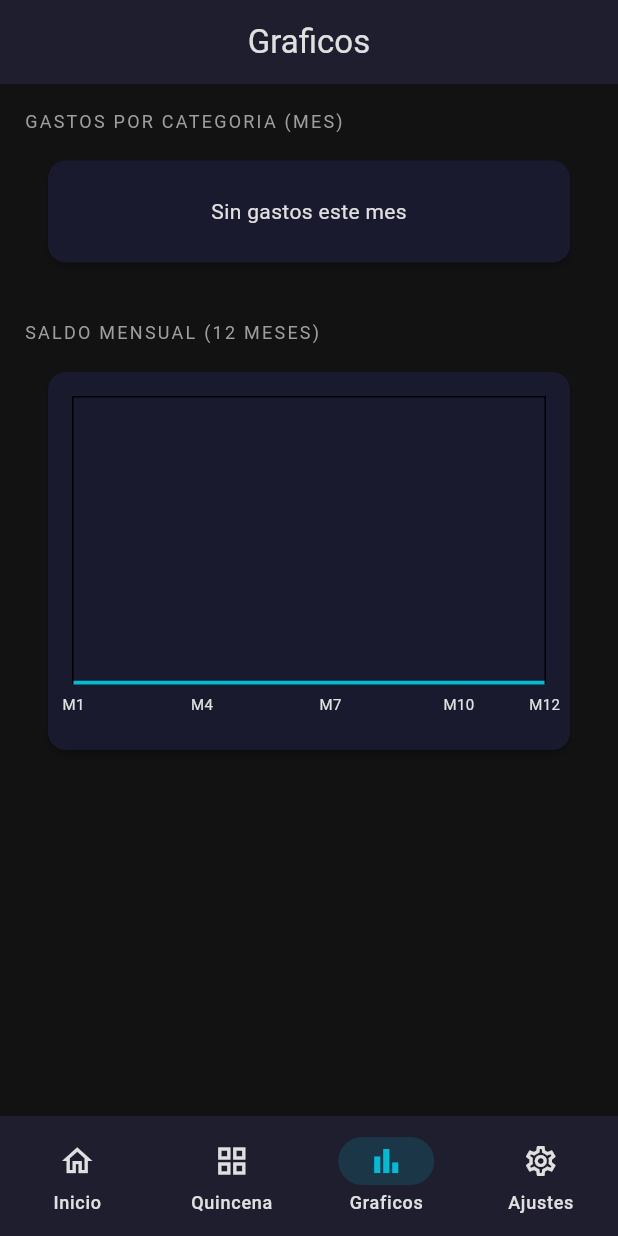
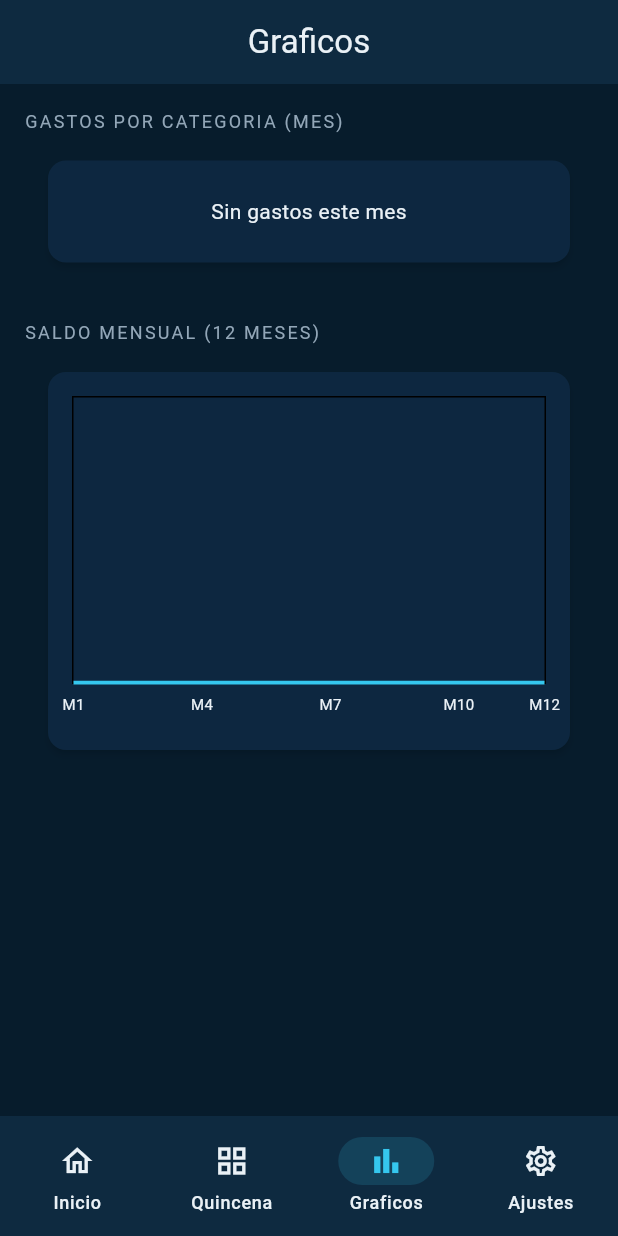
Before and after one commit to emilio2883/Noova-Finance, a Flutter app: the screen it shows after launch, item 3 of the bottom bar chosen, on a phone screen of 412 x 824 dp. Run offline on Flutter 3.47's test engine with Material 3 defaults, Android fonts, the phone set to English and light mode, and no system bars; drawn by our look-alikes of fl_chart; our stand-ins replace decimal, file_picker, flutter_local_notifications, flutter_riverpod, go_router, isar and 3 more; missing offline and left inert: syncfusion_flutter_xlsio; accounts and stored records are empty; generated files the repository leaves out were written again.

Commit message:
feat(theme): design-token foundation (Phase 1)
- lib/theme/: app_colors (Noova navy + reference palette, hero/onHero),
  app_spacing (4pt), app_radii, app_typography (tabular figures for money),
  app_motion (M3 curves/durations), app_shadows (soft navy + coral CTA glow)
- AppTheme ThemeExtension bundling tokens + context.app accessor (copyWith/lerp)
- Registered extension in ThemeData (dark+light); no screens migrated yet
- tool/check_raw_values.dart gate: fails on Color(0x/Duration/BorderRadius.circular
  outside lib/theme/ (baseline RED: 39 violations + 27 padding warnings, per plan)
Aligned palette to the user's 'Look and Feel Noova' reference image.

```diff
--- a/lib/core/theme.dart
+++ b/lib/core/theme.dart
@@ -1,40 +1,45 @@
 import 'package:flutter/material.dart';
 
-/// Noova Finance themes: dark (default) + light.
-/// Semantic accent colors (income green, expense coral, teal accent) work on
-/// both. Surface/background colors come from ThemeData so widgets adapt.
+import '../theme/app_theme.dart';
+
+/// Noova themes — brand "navy" identity (deep navy field + white mark look).
+/// Dark is the default; a light variant is also provided. The palette mirrors
+/// the Noova logo: deep navy background, soft navy surfaces, white text,
+/// a cyan accent, and functional income/expense colors.
 class NoovaTheme {
   // Semantic colors (theme-independent)
-  static const Color income = Color(0xFF00C853); // green
-  static const Color expense = Color(0xFFFF5252); // coral red
-  static const Color accent = Color(0xFF00BCD4); // teal
-  static const Color warning = Color(0xFFFFB74D);
+  static const Color income = Color(0xFF3DDC97); // mint green
+  static const Color expense = Color(0xFFFF6B6B); // coral
+  static const Color accent = Color(0xFF35C7EE); // brand cyan
+  static const Color warning = Color(0xFFF6C453); // amber
 
-  // Dark palette
-  static const Color background = Color(0xFF121212);
-  static const Color surface = Color(0xFF1E1E2E);
-  static const Color surfaceVariant = Color(0xFF16213E);
-  static const Color card = Color(0xFF1A1A2E);
-  static const Color textPrimary = Color(0xFFE0E0E0);
-  static const Color textSecondary = Color(0xFF9E9E9E);
+  // Dark palette (Noova navy)
+  static const Color background = Color(0xFF071C2C);
+  static const Color surface = Color(0xFF0E2A40);
+  static const Color surfaceVariant = Color(0xFF123A57);
+  static const Color card = Color(0xFF0D2740);
+  static const Color textPrimary = Color(0xFFEAF1F6);
+  static const Color textSecondary = Color(0xFF93A7B8);
 
-  // Light palette
+  // Light palette (navy-on-light)
   static const Color _lightBg = Color(0xFFF4F5F7);
   static const Color _lightSurface = Color(0xFFFFFFFF);
-  static const Color _lightText = Color(0xFF1A1A1A);
-  static const Color _lightTextSecondary = Color(0xFF6B6B76);
+  static const Color _lightText = Color(0xFF0B2135);
+  static const Color _lightTextSecondary = Color(0xFF5C6B7A);
+  static const Color _brandNavy = Color(0xFF0B2F49);
 
   static ThemeData get darkTheme {
     final base = ThemeData.dark(useMaterial3: true);
     return base.copyWith(
+      extensions: [AppTheme.dark],
       scaffoldBackgroundColor: background,
       colorScheme: const ColorScheme.dark(
         primary: accent,
         secondary: income,
         error: expense,
         surface: surface,
-        onPrimary: Colors.black,
-        onSecondary: Colors.black,
+        onPrimary: Color(0xFF04121D),
+        onSecondary: Color(0xFF04121D),
         onSurface: textPrimary,
       ),
       appBarTheme: const AppBarTheme(
@@ -46,13 +51,14 @@ class NoovaTheme {
       cardTheme: const CardThemeData(
         color: card,
         elevation: 2,
+        shadowColor: Colors.black54,
         margin: EdgeInsets.symmetric(horizontal: 16, vertical: 6),
       ),
       dialogTheme: const DialogThemeData(backgroundColor: surface),
       bottomSheetTheme: const BottomSheetThemeData(backgroundColor: surface),
       floatingActionButtonTheme: const FloatingActionButtonThemeData(
         backgroundColor: accent,
-        foregroundColor: Colors.black,
+        foregroundColor: Color(0xFF04121D),
       ),
       inputDecorationTheme: InputDecorationTheme(
         filled: true,
@@ -81,9 +87,10 @@ class NoovaTheme {
   static ThemeData get lightTheme {
     final base = ThemeData.light(useMaterial3: true);
     return base.copyWith(
+      extensions: [AppTheme.light],
       scaffoldBackgroundColor: _lightBg,
       colorScheme: const ColorScheme.light(
-        primary: Color(0xFF00838F),
+        primary: _brandNavy,
         secondary: Color(0xFF00A152),
         error: Color(0xFFD32F2F),
         surface: _lightSurface,
@@ -104,7 +111,7 @@ class NoovaTheme {
       dialogTheme: const DialogThemeData(backgroundColor: _lightSurface),
       bottomSheetTheme: const BottomSheetThemeData(backgroundColor: _lightSurface),
       floatingActionButtonTheme: const FloatingActionButtonThemeData(
-        backgroundColor: Color(0xFF00838F),
+        backgroundColor: _brandNavy,
         foregroundColor: Colors.white,
       ),
       inputDecorationTheme: InputDecorationTheme(
@@ -116,7 +123,7 @@ class NoovaTheme {
         ),
         focusedBorder: OutlineInputBorder(
           borderRadius: BorderRadius.circular(12),
-          borderSide: const BorderSide(color: Color(0xFF00838F), width: 2),
+          borderSide: const BorderSide(color: _brandNavy, width: 2),
         ),
         labelStyle: const TextStyle(color: _lightTextSecondary),
       ),
--- /dev/null
+++ b/lib/theme/app_theme.dart
@@ -0,0 +1,87 @@
+import 'package:flutter/material.dart';
+
+import 'app_colors.dart';
+import 'app_radii.dart';
+import 'app_spacing.dart';
+import 'app_typography.dart';
+
+/// Single ThemeExtension bundling all design tokens.
+/// Access via `context.app` (see [AppThemeX]).
+@immutable
+class AppTheme extends ThemeExtension<AppTheme> {
+  final AppColors colors;
+  final AppSpacing spacing;
+  final AppRadii radii;
+  final AppTypography typography;
+  final List<BoxShadow> cardShadow;
+
+  const AppTheme({
+    required this.colors,
+    required this.spacing,
+    required this.radii,
+    required this.typography,
+    required this.cardShadow,
+  });
+
+  /// Dark token set.
+  static AppTheme dark = AppTheme(
+    colors: AppColors.dark,
+    spacing: AppSpacing.standard,
+    radii: AppRadii.standard,
+    typography: AppTypography.base,
+    cardShadow: const [
+      BoxShadow(color: Color(0x14000000), blurRadius: 8, offset: Offset(0, 2)),
+    ],
+  );
+
+  /// Light token set.
+  static AppTheme light = AppTheme(
+    colors: AppColors.light,
+    spacing: AppSpacing.standard,
+    radii: AppRadii.standard,
+    typography: AppTypography.base,
+    cardShadow: const [
+      BoxShadow(color: Color(0x14000000), blurRadius: 8, offset: Offset(0, 2)),
+    ],
+  );
+
+  @override
+  AppTheme copyWith({
+    AppColors? colors,
+    AppSpacing? spacing,
+    AppRadii? radii,
+    AppTypography? typography,
+    List<BoxShadow>? cardShadow,
+  }) {
+    return AppTheme(
+      colors: colors ?? this.colors,
+      spacing: spacing ?? this.spacing,
+      radii: radii ?? this.radii,
+      typography: typography ?? this.typography,
+      cardShadow: cardShadow ?? this.cardShadow,
+    );
+  }
+
+  @override
+  AppTheme lerp(ThemeExtension<AppTheme>? other, double t) {
+    if (other is! AppTheme) return this;
+    return AppTheme(
+      colors: AppColors.lerp(colors, other.colors, t),
+      spacing: t < 0.5 ? spacing : other.spacing,
+      radii: t < 0.5 ? radii : other.radii,
+      typography: t < 0.5 ? typography : other.typography,
+      cardShadow: t < 0.5 ? cardShadow : other.cardShadow,
+    );
+  }
+}
+
+/// `context.app` accessor for design tokens.
+extension AppThemeX on BuildContext {
+  AppTheme get app {
+    final ext = Theme.of(this).extension<AppTheme>();
+    if (ext != null) return ext;
+    return Theme.of(this).brightness == Brightness.dark
+        ? AppTheme.dark
+        : AppTheme.light;
+  }
+}
```
Also changed, not shown: lib/theme/app_colors.dart (added, +123 -0 lines), lib/theme/app_motion.dart (added, +22 -0 lines), lib/theme/app_radii.dart (added, +30 -0 lines), lib/theme/app_shadows.dart (added, +33 -0 lines), lib/theme/app_spacing.dart (added, +27 -0 lines), lib/theme/app_typography.dart (added, +57 -0 lines), tool/check_raw_values.dart (added, +71 -0 lines).
